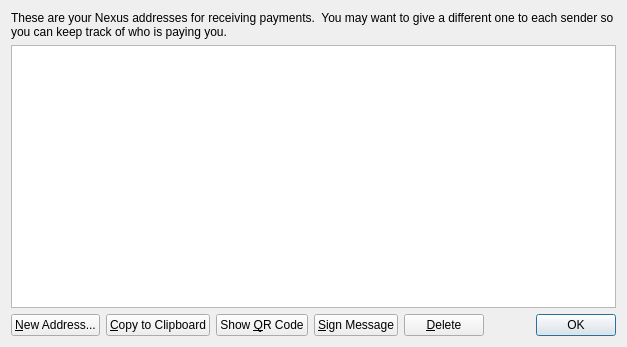
Qt form src/qt/forms/addressbookpage.ui (Nexusoft/Legacy) before a commit.
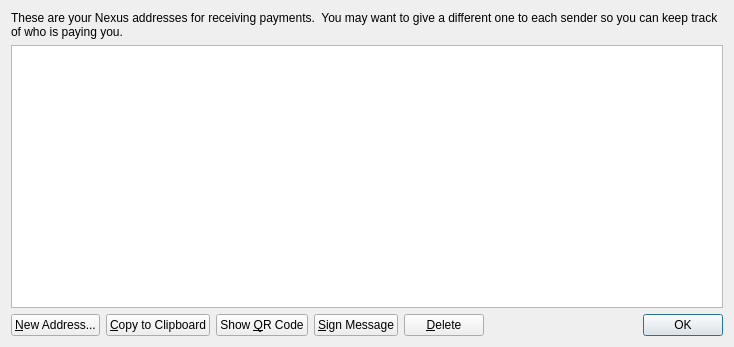
The same form after that commit. Icons and pictures are not drawn.

```diff
--- a/src/qt/forms/addressbookpage.ui
+++ b/src/qt/forms/addressbookpage.ui
@@ -6,7 +6,7 @@
    <rect>
     <x>0</x>
     <y>0</y>
-    <width>627</width>
+    <width>734</width>
     <height>347</height>
    </rect>
   </property>
```
Left out of the diff: 12 changed lines with no effect on the pictures.
